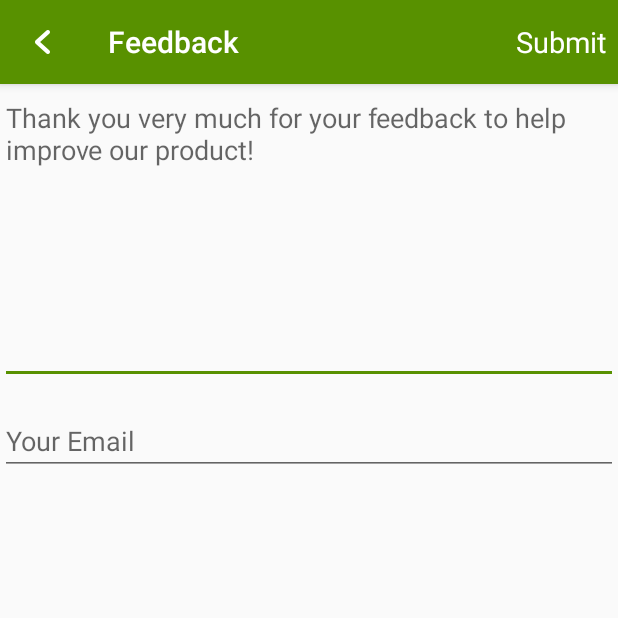
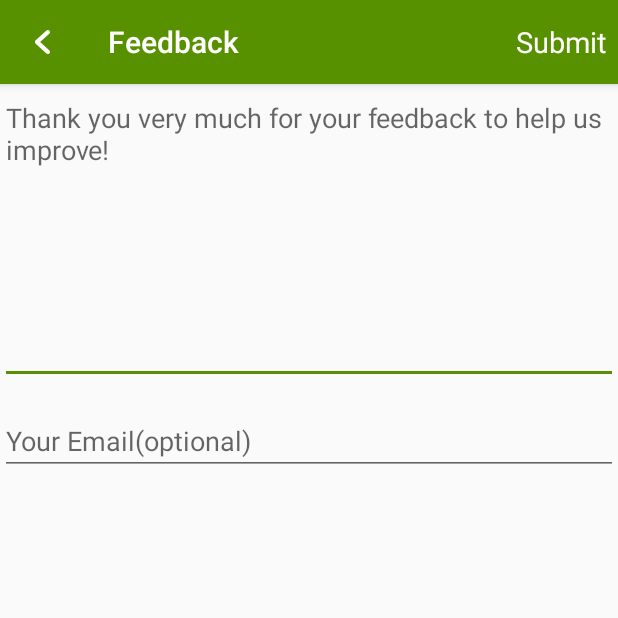
Before and after one commit to daniellu789/TripCard, an Android app: the FeedbackActivity screen opened directly, with no data from a screen before it, on a phone screen of 412 x 824 dp, the top half of it. Run offline under Robolectric (Android 15) with nearby library versions, the phone set to English and light mode, and no system bars.

Commit message:
change translation

```diff
--- a/app/src/main/res/values/strings.xml
+++ b/app/src/main/res/values/strings.xml
@@ -13,8 +13,8 @@
     <string name="card_location">Where is the Location?</string>
     <string name="card_location_colon">Location: </string>
     <string name="card_description">Share your knowledge and help others know this place...</string>
-    <string name="feedback_description">Thank you very much for your feedback to help improve our product!</string>
-    <string name="feedback_contact">Your Email</string>
+    <string name="feedback_description">Thank you very much for your feedback to help us improve!</string>
+    <string name="feedback_contact">Your Email(optional)</string>
     <string name="feedback_empty_warn">Sorry, feeback cannot be empty</string>
     <string name="save_button_text">Submit</string>
     <string name="cancel_button_text">Cancel</string>
```
Also changed, not shown: 1 other file.
